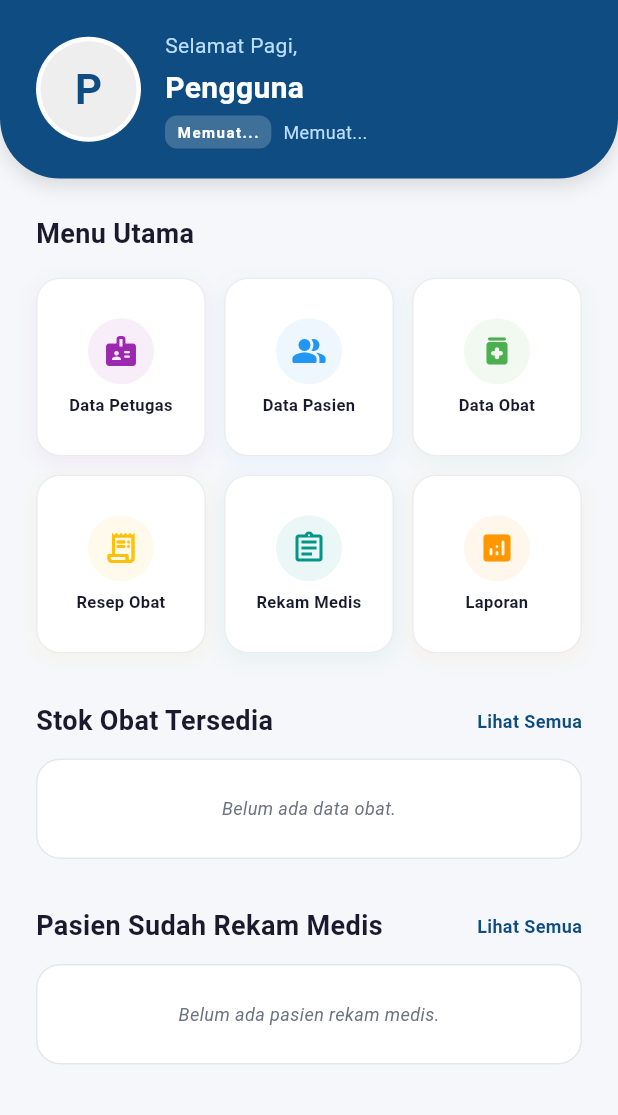
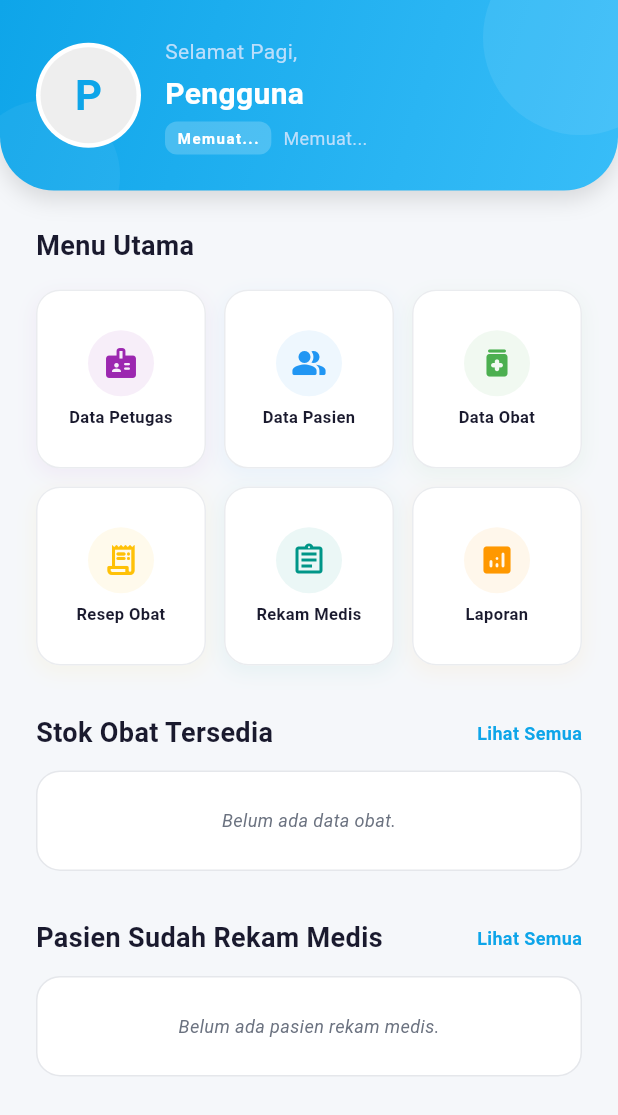
Before and after one commit to muhamadayeshaaulia/armada, a Flutter app: the DashboardPage screen opened directly, on a phone screen of 412 x 824 dp. Shown: the top 1115 px of the screen. Run offline on Flutter 3.47's test engine with Material 3 defaults, Android fonts, the phone set to English and light mode, and no system bars; our stand-ins replace dartz, equatable, firebase_auth, firebase_core, flutter_bloc, flutter_dotenv and 7 more; accounts and stored records are empty.

Commit message:
feat : merubah warna menyelaraskan warna di seluru halaman ke app_colors yg awalnya biru gelap menjadi biru awan

```diff
--- a/lib/core/constants/app_colors.dart
+++ b/lib/core/constants/app_colors.dart
@@ -6,9 +6,9 @@ class AppColors {
   AppColors._(); // Prevent instantiation
 
   // === WARNA UTAMA (Primary) ===
-  static const Color primary = Color(0xFF0F4C81);
-  static const Color primaryLight = Color(0xFF1A6BB5);
-  static const Color primaryDark = Color(0xFF0A3560);
+  static const Color primary = Color(0xFF0EA5E9);
+  static const Color primaryLight = Color(0xFF38BDF8);
+  static const Color primaryDark = Color(0xFF0284C7);
 
   // === GRADIENT PRIMARY ===
   static const LinearGradient primaryGradient = LinearGradient(
--- a/lib/features/auth/presentation/pages/splash_page.dart
+++ b/lib/features/auth/presentation/pages/splash_page.dart
@@ -6,6 +6,7 @@ import '../bloc/auth_state.dart';
 import 'onboarding_page.dart';
 import '../../../../features/main/presentation/pages/main_navigation_page.dart';
 import '../../../../core/services/notification_prefs.dart';
+import '../../../../core/constants/app_colors.dart';
 import 'biometric_auth_page.dart';
 
 class SplashPage extends StatefulWidget {
@@ -50,8 +51,8 @@ class _SplashPageState extends State<SplashPage> {
           );
         }
       },
-      child: const Scaffold(
-        backgroundColor: Color(0xFF0F4C81),
+      child: Scaffold(
+        backgroundColor: AppColors.primary,
         body: Center(
           child: Column(
             mainAxisAlignment: MainAxisAlignment.center,
--- a/lib/features/dashboard/presentation/pages/dashboard_page.dart
+++ b/lib/features/dashboard/presentation/pages/dashboard_page.dart
@@ -129,23 +129,61 @@ class _DashboardPageState extends State<DashboardPage> {
                 }
 
                 return Container(
-                  padding: const EdgeInsets.symmetric(
-                    horizontal: 24, vertical: 20,
+                  width: double.infinity,
+                  decoration: const BoxDecoration(
+                    gradient: LinearGradient(
+                      colors: [AppColors.primary, AppColors.primaryLight],
+                      begin: Alignment.topLeft,
+                      end: Alignment.bottomRight,
                     ),
-                  decoration: const BoxDecoration(
-                    color: AppColors.primary,
                     borderRadius: BorderRadius.only(
-                      bottomLeft: Radius.circular(40),
-                      bottomRight: Radius.circular(40),
+                      bottomLeft: Radius.circular(36),
+                      bottomRight: Radius.circular(36),
                     ),
                     boxShadow: [
                       BoxShadow(
                         color: Colors.black12,
-                        blurRadius: 10,
-                        offset: Offset(0, 5),
+                        blurRadius: 12,
+                        offset: Offset(0, 6),
                       ),
                     ],
                   ),
+                  child: ClipRRect(
+                    borderRadius: const BorderRadius.only(
+                      bottomLeft: Radius.circular(36),
+                      bottomRight: Radius.circular(36),
+                    ),
+                    child: Stack(
+                      children: [
+                        // Decorative Bubble 1 (Background decoration)
+                        Positioned(
+                          right: -40,
+                          top: -40,
+                          child: Container(
+                            width: 130,
+                            height: 130,
+                            decoration: BoxDecoration(
+                              shape: BoxShape.circle,
+                              color: Colors.white.withOpacity(0.08),
+                            ),
+                          ),
+                        ),
+                        // Decorative Bubble 2
+                        Positioned(
+                          left: -20,
+                          bottom: -40,
+                          child: Container(
+                            width: 100,
+                            height: 100,
+                            decoration: BoxDecoration(
+                              shape: BoxShape.circle,
+                              color: Colors.white.withOpacity(0.05),
+                            ),
+                          ),
+                        ),
+                        // Real Content
+                        Padding(
+                          padding: const EdgeInsets.symmetric(horizontal: 24, vertical: 24),
                           child: Row(
                             children: [
                               // Avatar
@@ -212,6 +250,10 @@ class _DashboardPageState extends State<DashboardPage> {
                                 ),
                               ),
                             ],
+                          ),
+                        ),
+                      ],
+                    ),
                   ),
                 );
               },
--- a/lib/features/patient/presentation/pages/patient_page.dart
+++ b/lib/features/patient/presentation/pages/patient_page.dart
@@ -176,7 +176,6 @@ class _PatientPageState extends State<PatientPage> {
                       itemBuilder: (context, index) {
                         final p = filtered[index];
                         final initial = p.namaLengkap.trim().isNotEmpty ? p.namaLengkap.trim()[0].toUpperCase() : 'P';
-
                         return Container(
                           margin: const EdgeInsets.only(bottom: 12),
                           decoration: BoxDecoration(
--- a/lib/main.dart
+++ b/lib/main.dart
@@ -15,6 +15,7 @@ import 'features/medicine/presentation/bloc/medicine_event.dart';
 import 'features/rekam_medis/presentation/bloc/rekam_medis_bloc.dart';
 import 'features/rekam_medis/presentation/bloc/rekam_medis_event.dart';
 
+import 'core/constants/app_colors.dart';
 import 'core/services/notification_service.dart';
 
 void main() async {
@@ -107,7 +108,7 @@ class MyApp extends StatelessWidget {
         debugShowCheckedModeBanner: false,
         theme: ThemeData(
           useMaterial3: true,
-          colorScheme: ColorScheme.fromSeed(seedColor: const Color(0xFF0F4C81)),
+          colorScheme: ColorScheme.fromSeed(seedColor: AppColors.primary),
         ),
         home: const SplashPage(),
       ),
```
Also changed, not shown: lib/features/auth/presentation/pages/login_page.dart (+5 -4 lines), lib/features/auth/presentation/pages/onboarding_page.dart (+5 -4 lines), lib/features/auth/presentation/pages/register_page.dart (+8 -7 lines). Lines whose indentation alone changed are shown as unchanged.
